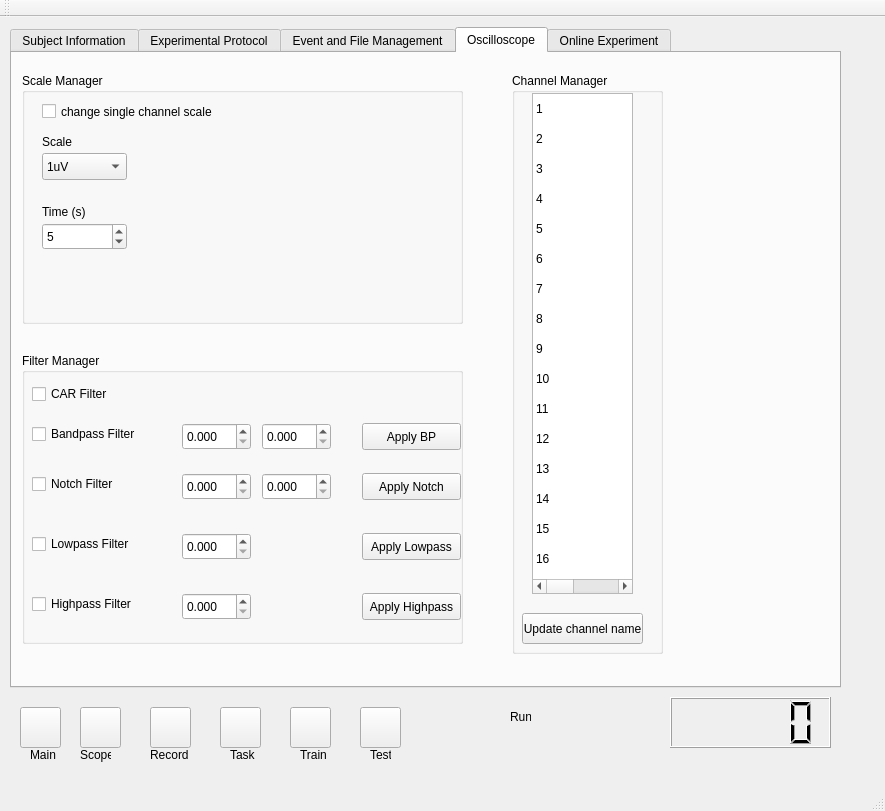
WILLSNIU186/EEG-Online-Experiment-GUI, file package/views/layouts/mainwindow2.ui: the form before one commit.
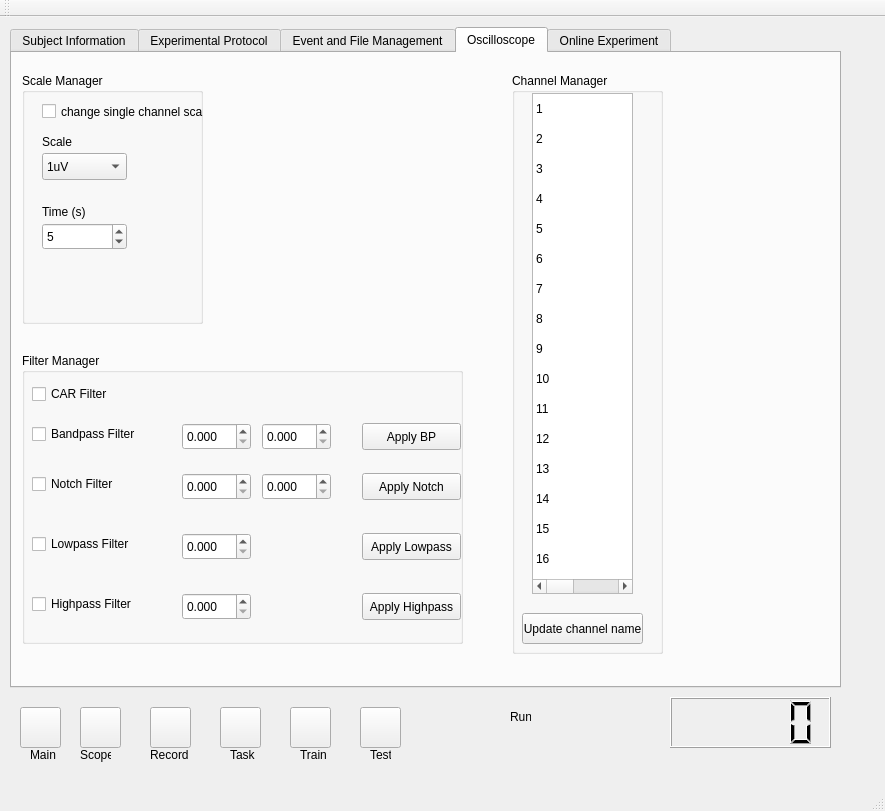
The form after the commit. Icons and pictures are not drawn.

```diff
--- a/package/views/layouts/mainwindow2.ui
+++ b/package/views/layouts/mainwindow2.ui
@@ -907,7 +907,7 @@
        <rect>
         <x>10</x>
         <y>20</y>
-        <width>441</width>
+        <width>181</width>
         <height>251</height>
        </rect>
       </property>
```
